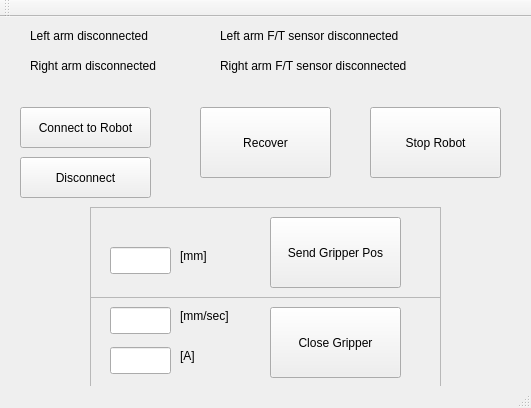
First picture: the form in dumbo_dashboard/ui/mainwindow.ui, repository kth-ros-pkg/dumbo_gui, before the edit.
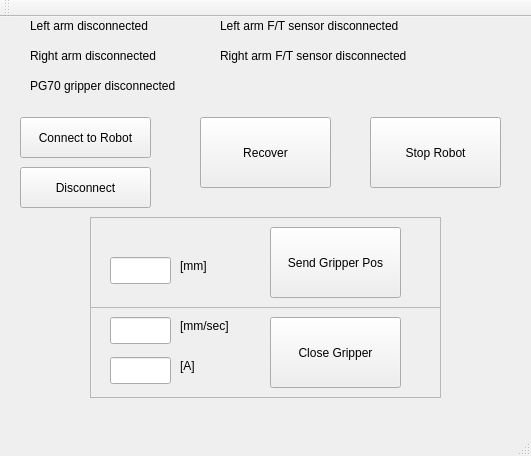
Second picture: the form after the edit.

Commit message: adapted dashboard to newer ros_control interface on dumbo

The edit to the form file:
```diff
--- a/dumbo_dashboard/ui/mainwindow.ui
+++ b/dumbo_dashboard/ui/mainwindow.ui
@@ -7,7 +7,7 @@
     <x>0</x>
     <y>0</y>
     <width>531</width>
-    <height>408</height>
+    <height>456</height>
    </rect>
   </property>
   <property name="windowTitle">
@@ -18,7 +18,7 @@
     <property name="geometry">
      <rect>
       <x>370</x>
-      <y>90</y>
+      <y>100</y>
       <width>131</width>
       <height>71</height>
      </rect>
@@ -31,7 +31,7 @@
     <property name="geometry">
      <rect>
       <x>20</x>
-      <y>90</y>
+      <y>100</y>
       <width>131</width>
       <height>41</height>
      </rect>
@@ -44,7 +44,7 @@
     <property name="geometry">
      <rect>
       <x>200</x>
-      <y>90</y>
+      <y>100</y>
       <width>131</width>
       <height>71</height>
      </rect>
@@ -57,7 +57,7 @@
     <property name="geometry">
      <rect>
       <x>30</x>
-      <y>10</y>
+      <y>0</y>
       <width>161</width>
       <height>17</height>
      </rect>
@@ -70,7 +70,7 @@
     <property name="geometry">
      <rect>
       <x>30</x>
-      <y>40</y>
+      <y>30</y>
       <width>161</width>
       <height>17</height>
      </rect>
@@ -83,7 +83,7 @@
     <property name="geometry">
      <rect>
       <x>90</x>
-      <y>190</y>
+      <y>200</y>
       <width>351</width>
       <height>91</height>
      </rect>
@@ -135,7 +135,7 @@
     <property name="geometry">
      <rect>
       <x>90</x>
-      <y>280</y>
+      <y>290</y>
       <width>351</width>
       <height>91</height>
      </rect>
@@ -210,7 +210,7 @@
     <property name="geometry">
      <rect>
       <x>20</x>
-      <y>140</y>
+      <y>150</y>
       <width>131</width>
       <height>41</height>
      </rect>
@@ -223,7 +223,7 @@
     <property name="geometry">
      <rect>
       <x>220</x>
-      <y>10</y>
+      <y>0</y>
       <width>231</width>
       <height>17</height>
      </rect>
@@ -236,7 +236,7 @@
     <property name="geometry">
      <rect>
       <x>220</x>
-      <y>40</y>
+      <y>30</y>
       <width>231</width>
       <height>17</height>
      </rect>
@@ -245,6 +245,19 @@
      <string>Right arm F/T sensor disconnected</string>
     </property>
    </widget>
+   <widget class="QLabel" name="label_gripper">
+    <property name="geometry">
+     <rect>
+      <x>30</x>
+      <y>60</y>
+      <width>181</width>
+      <height>17</height>
+     </rect>
+    </property>
+    <property name="text">
+     <string>PG70 gripper disconnected</string>
+    </property>
+   </widget>
   </widget>
   <widget class="QToolBar" name="mainToolBar">
    <attribute name="toolBarArea">
```
The commit also changes 6 other files.
